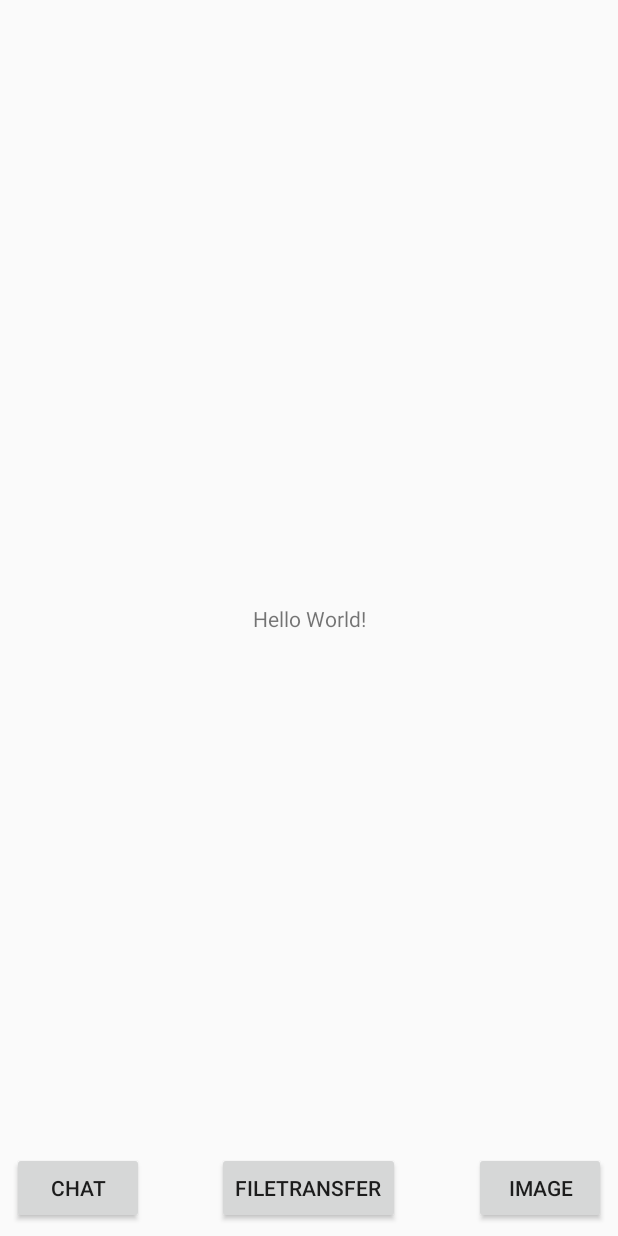
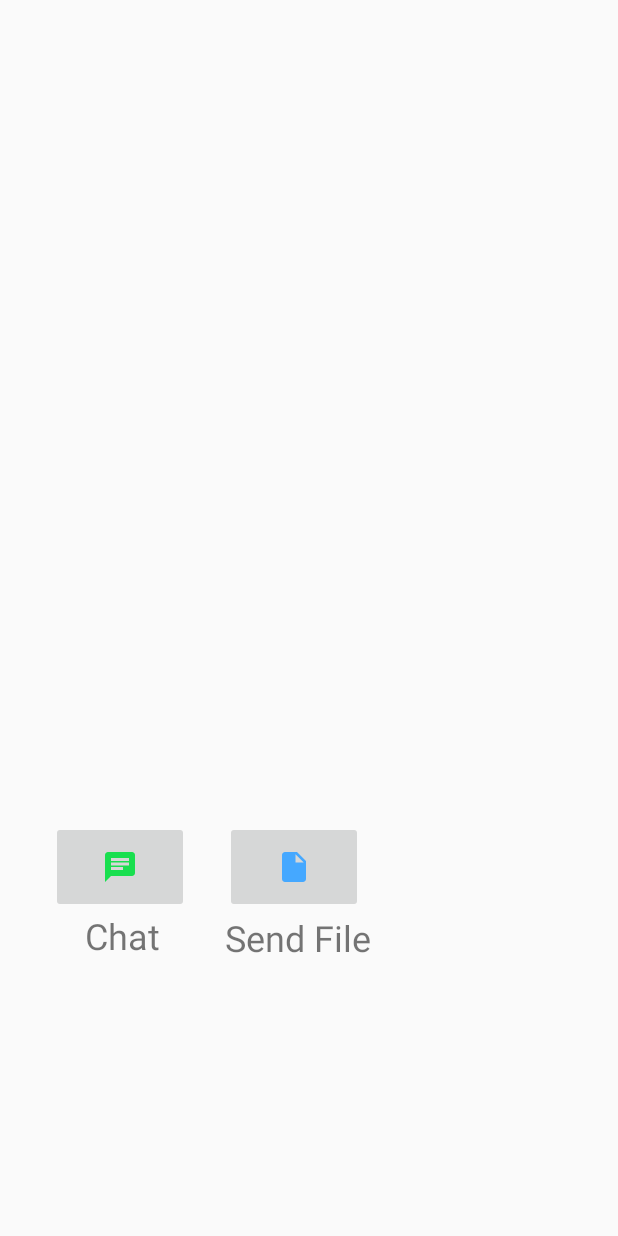
Before and after one commit to waaade/BluetoothProject, an Android app: the screen it shows after launch (MainActivity), on a phone screen of 412 x 824 dp. Run offline under Robolectric (Android 15) with nearby library versions, the phone set to English and light mode, and no system bars.

Commit message:
Add some image buttons

```diff
--- a/app/build.gradle
+++ b/app/build.gradle
@@ -9,6 +9,7 @@ android {
         versionCode 1
         versionName "1.0"
         testInstrumentationRunner "android.support.test.runner.AndroidJUnitRunner"
+        vectorDrawables.useSupportLibrary = true
     }
     buildTypes {
         release {
--- /dev/null
+++ b/app/src/main/res/drawable-anydpi/ic_chat.xml
@@ -0,0 +1,10 @@
+<vector xmlns:android="http://schemas.android.com/apk/res/android"
+    android:width="24dp"
+    android:height="24dp"
+    android:viewportWidth="24"
+    android:viewportHeight="24"
+    android:tint="#19DF4F">
+    <path
+        android:fillColor="#FF000000"
+        android:pathData="M20,2L4,2c-1.1,0 -1.99,0.9 -1.99,2L2,22l4,-4h14c1.1,0 2,-0.9 2,-2L22,4c0,-1.1 -0.9,-2 -2,-2zM6,9h12v2L6,11L6,9zM14,14L6,14v-2h8v2zM18,8L6,8L6,6h12v2z"/>
+</vector>
--- /dev/null
+++ b/app/src/main/res/drawable-anydpi/ic_file.xml
@@ -0,0 +1,10 @@
+<vector xmlns:android="http://schemas.android.com/apk/res/android"
+    android:width="24dp"
+    android:height="24dp"
+    android:viewportWidth="24"
+    android:viewportHeight="24"
+    android:tint="#45A8FF">
+    <path
+        android:fillColor="#FF000000"
+        android:pathData="M6,2c-1.1,0 -1.99,0.9 -1.99,2L4,20c0,1.1 0.89,2 1.99,2L18,22c1.1,0 2,-0.9 2,-2L20,8l-6,-6L6,2zM13,9L13,3.5L18.5,9L13,9z"/>
+</vector>
--- a/app/src/main/res/layout/activity_main.xml
+++ b/app/src/main/res/layout/activity_main.xml
@@ -6,51 +6,71 @@
     android:layout_height="match_parent"
     tools:context=".MainActivity">
 
-    <TextView
+    <ImageButton
+        android:id="@+id/button_chat"
+        android:layout_width="92dp"
+        android:layout_height="61dp"
+        android:layout_marginStart="8dp"
+        android:layout_marginBottom="24dp"
+        android:contentDescription="TODO"
+        android:onClick="launchChat"
+        app:layout_constraintBottom_toTopOf="@+id/guideline"
+        app:layout_constraintStart_toStartOf="@+id/guideline2"
+        app:srcCompat="@drawable/ic_chat" />
+
+    <android.support.constraint.Guideline
+        android:id="@+id/guideline"
         android:layout_width="wrap_content"
         android:layout_height="wrap_content"
-        android:text="Hello World!"
-        app:layout_constraintBottom_toBottomOf="parent"
-        app:layout_constraintLeft_toLeftOf="parent"
-        app:layout_constraintRight_toRightOf="parent"
-        app:layout_constraintTop_toTopOf="parent" />
+        android:orientation="horizontal"
+        app:layout_constraintGuide_begin="633dp" />
 
-    <Button
-        android:id="@+id/button_chat"
+    <android.support.constraint.Guideline
+        android:id="@+id/guideline2"
         android:layout_width="wrap_content"
         android:layout_height="wrap_content"
-        android:layout_marginStart="8dp"
-        android:layout_marginLeft="8dp"
-        android:layout_marginBottom="8dp"
-        android:onClick="launchChat"
-        android:text="Chat"
-        app:layout_constraintBottom_toBottomOf="parent"
-        app:layout_constraintStart_toStartOf="parent" />
+        android:orientation="vertical"
+        app:layout_constraintGuide_begin="26dp" />
 
-    <Button
-        android:id="@+id/button"
+    <TextView
+        android:id="@+id/textView"
         android:layout_width="wrap_content"
         android:layout_height="wrap_content"
-        android:layout_marginEnd="8dp"
-        android:layout_marginRight="8dp"
-        android:layout_marginBottom="8dp"
-        android:onClick="launchImages"
-        android:text="Image"
-        app:layout_constraintBottom_toBottomOf="parent"
-        app:layout_constraintEnd_toEndOf="parent" />
+        android:layout_marginTop="60dp"
+        android:text="@string/iconLabelChat"
+        android:textSize="24sp"
+        app:layout_constraintEnd_toEndOf="@+id/button_chat"
+        app:layout_constraintHorizontal_bias="0.532"
+        app:layout_constraintStart_toStartOf="@+id/button_chat"
+        app:layout_constraintTop_toTopOf="@+id/button_chat" />
 
-    <Button
-        android:id="@+id/button3"
+    <android.support.constraint.Guideline
+        android:id="@+id/guideline3"
         android:layout_width="wrap_content"
         android:layout_height="wrap_content"
-        android:layout_marginStart="48dp"
-        android:layout_marginEnd="8dp"
-        android:layout_marginBottom="8dp"
+        android:orientation="vertical"
+        app:layout_constraintGuide_end="26dp" />
+
+    <ImageButton
+        android:id="@+id/button_file"
+        android:layout_width="92dp"
+        android:layout_height="61dp"
+        android:layout_marginStart="24dp"
+        android:layout_marginBottom="24dp"
         android:onClick="launchTransferFile"
-        android:text="FileTransfer"
-        app:layout_constraintBottom_toBottomOf="parent"
-        app:layout_constraintEnd_toStartOf="@+id/button"
-        app:layout_constraintHorizontal_bias="0.023"
-        app:layout_constraintStart_toEndOf="@+id/button_chat" />
+        app:layout_constraintBottom_toTopOf="@+id/guideline"
+        app:layout_constraintStart_toEndOf="@+id/button_chat"
+        app:srcCompat="@drawable/ic_file" />
+
+    <TextView
+        android:id="@+id/textView2"
+        android:layout_width="wrap_content"
+        android:layout_height="wrap_content"
+        android:text="@string/iconLabelFile"
+        android:textSize="24sp"
+        app:layout_constraintEnd_toEndOf="@+id/button_file"
+        app:layout_constraintHorizontal_bias="0.0"
+        app:layout_constraintStart_toStartOf="@+id/button_file"
+        app:layout_constraintTop_toBottomOf="@+id/button_file" />
 
 </android.support.constraint.ConstraintLayout>
--- a/app/src/main/res/values/strings.xml
+++ b/app/src/main/res/values/strings.xml
@@ -4,6 +4,8 @@
     <string name="openbt">Open Bluetooth</string>
     <string name="makeVisible">Make Bluetooth Visible</string>
     <string name="findDevices">Find Devices</string>
+    <string name="iconLabelChat">Chat</string>
+    <string name="iconLabelFile">Send File</string>
 
     <!--  BluetoothChat -->
     <string name="send">Send</string>
```
Also changed, not shown: app/src/main/res/drawable-hdpi/ic_chat.png (added), app/src/main/res/drawable-hdpi/ic_file.png (added), app/src/main/res/drawable-mdpi/ic_chat.png (added), app/src/main/res/drawable-mdpi/ic_file.png (added), app/src/main/res/drawable-xhdpi/ic_chat.png (added), app/src/main/res/drawable-xhdpi/ic_file.png (added), app/src/main/res/drawable-xxhdpi/ic_chat.png (added), app/src/main/res/drawable-xxhdpi/ic_file.png (added).
